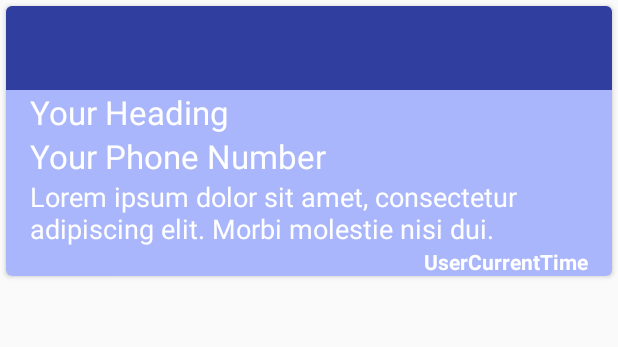
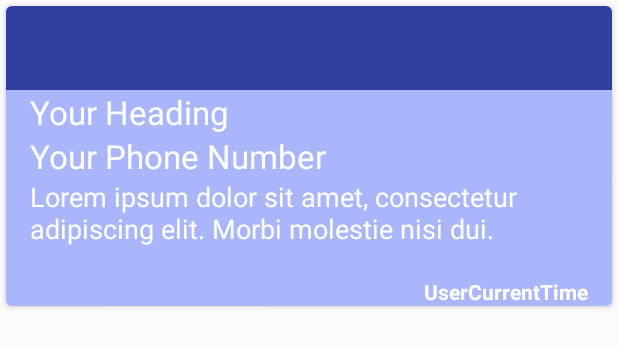
Before and after one commit to sandeg25x5/CallMemo2, an Android app: the layout user_record_items.xml on its own in the app's theme, with its tools: preview values and no code run, on a phone screen of 412 x 824 dp. Shown: the top 347 px of the screen. Run offline under Robolectric (Android 15) with nearby library versions, the phone set to English and light mode, and no system bars.

Commit message:
4th commit

```diff
--- a/app/src/main/res/layout/user_record_items.xml
+++ b/app/src/main/res/layout/user_record_items.xml
@@ -8,12 +8,11 @@
 
     <android.support.v7.widget.CardView
         android:layout_width="match_parent"
-        android:layout_height="wrap_content"
+        android:layout_height="200dp"
         android:layout_margin="4dp"
         android:elevation="4dp"
         app:cardBackgroundColor="#FFA9B6FC"
         app:cardCornerRadius="4dp">
-
 
         <RelativeLayout
             android:layout_width="match_parent"
@@ -56,86 +55,29 @@
                 android:layout_below="@+id/user_phone_number_txt"
                 android:paddingEnd="@dimen/activity_horizontal_margin"
                 android:paddingStart="@dimen/activity_horizontal_margin"
-                android:text="Lorem ipsum dolor sit amet, consectetur adipiscing elit. Morbi molestie nisi dui. "
+                android:text="Lorem ipsum dolor sit amet, consectetur adipiscing elit. Morbi molestie nisi dui.  "
                 android:textAppearance="?android:textAppearanceMedium"
-                android:textColor="#ffffff" />
-
-            <!--<TextView-->
-                <!--android:id="@+id/user_option_view"-->
-                <!--android:layout_width="wrap_content"-->
-                <!--android:layout_height="wrap_content"-->
-                <!--android:layout_alignParentEnd="true"-->
-                <!--android:layout_alignParentRight="true"-->
-                <!--android:layout_alignParentTop="true"-->
-                <!--android:paddingEnd="@dimen/activity_horizontal_margin"-->
-                <!--android:paddingLeft="@dimen/activity_horizontal_margin"-->
-                <!--android:paddingStart="@dimen/activity_horizontal_margin"-->
-                <!--android:text="&#8942;"-->
-                <!--android:textAppearance="?android:textAppearanceLarge"-->
-                <!--android:textColor="#ffffff" />-->
+                android:textColor="#ffffff"
+                android:maxLines="3"
+                android:ellipsize="end"/>
 
             <TextView
                 android:id="@+id/user_current_time_txt"
                 android:layout_width="wrap_content"
                 android:layout_height="wrap_content"
+                android:layout_alignParentBottom="true"
                 android:layout_alignParentEnd="true"
                 android:layout_alignParentRight="true"
-                android:layout_below="@+id/user_memo_txt"
+
                 android:fontFamily="sans-serif"
                 android:paddingEnd="@dimen/activity_horizontal_margin"
                 android:paddingStart="@dimen/activity_horizontal_margin"
                 android:textColor="#ffffff"
                 android:textStyle="bold"
                 tools:text="UserCurrentTime" />
+
         </RelativeLayout>
 
-        <!--<LinearLayout-->
-        <!--android:layout_width="match_parent"-->
-        <!--android:layout_height="match_parent"-->
-        <!--android:orientation="vertical"-->
-        <!--android:padding="4dp"-->
-        <!--android:weightSum="3.5">-->
-
-        <!--<TextView-->
-        <!--android:id="@+id/user_name_txt"-->
-        <!--android:layout_width="match_parent"-->
-        <!--android:layout_height="match_parent"-->
-        <!--android:layout_weight="1.25"-->
-        <!--android:fontFamily="sans-serif"-->
-        <!--android:textColor="#ffffff"-->
-        <!--android:textStyle="bold"-->
-        <!--tools:text="UserName" />-->
-
-        <!--<TextView-->
-        <!--android:id="@+id/user_phone_number_text"-->
-        <!--android:layout_width="match_parent"-->
-        <!--android:layout_height="match_parent"-->
-        <!--android:layout_weight="1.25"-->
-        <!--android:fontFamily="sans-serif"-->
-        <!--android:textColor="#ffffff"-->
-        <!--android:textStyle="bold"-->
-        <!--tools:text="UserPhoneNumber" />-->
-
-        <!--<TextView-->
-        <!--android:id="@+id/user_memo_txt"-->
-        <!--android:layout_width="match_parent"-->
-        <!--android:layout_height="match_parent"-->
-        <!--android:layout_weight="0.5"-->
-        <!--android:fontFamily="sans-serif"-->
-        <!--android:textColor="#ffffff"-->
-        <!--android:textStyle="bold"-->
-        <!--tools:text="UserMemo" />-->
-        <!--<TextView-->
-        <!--android:id="@+id/user_current_time_txt"-->
-        <!--android:layout_width="match_parent"-->
-        <!--android:layout_height="match_parent"-->
-        <!--android:layout_weight="0.5"-->
-        <!--android:fontFamily="sans-serif"-->
-        <!--android:textColor="#ffffff"-->
-        <!--android:textStyle="bold"-->
-        <!--tools:text="UserCurrentTime"-->
-        <!--android:gravity="end"/>-->
-        <!--</LinearLayout>-->
     </android.support.v7.widget.CardView>
 
 </LinearLayout>
```
